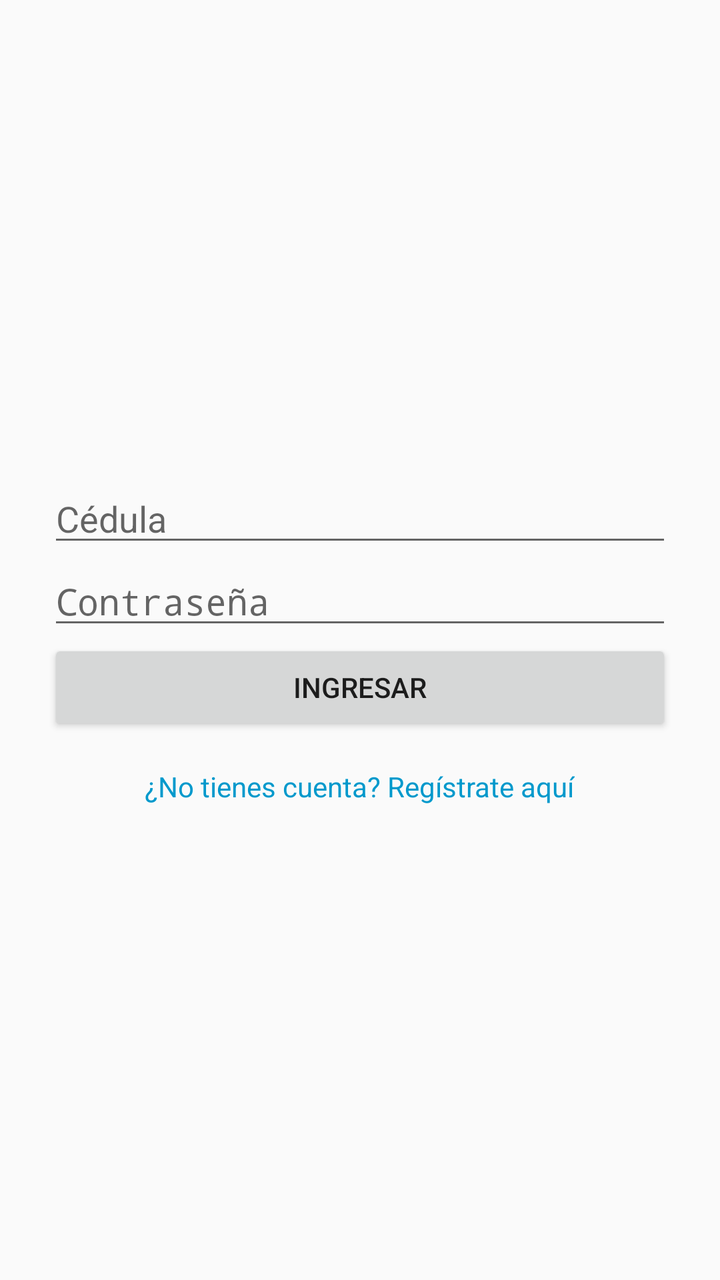
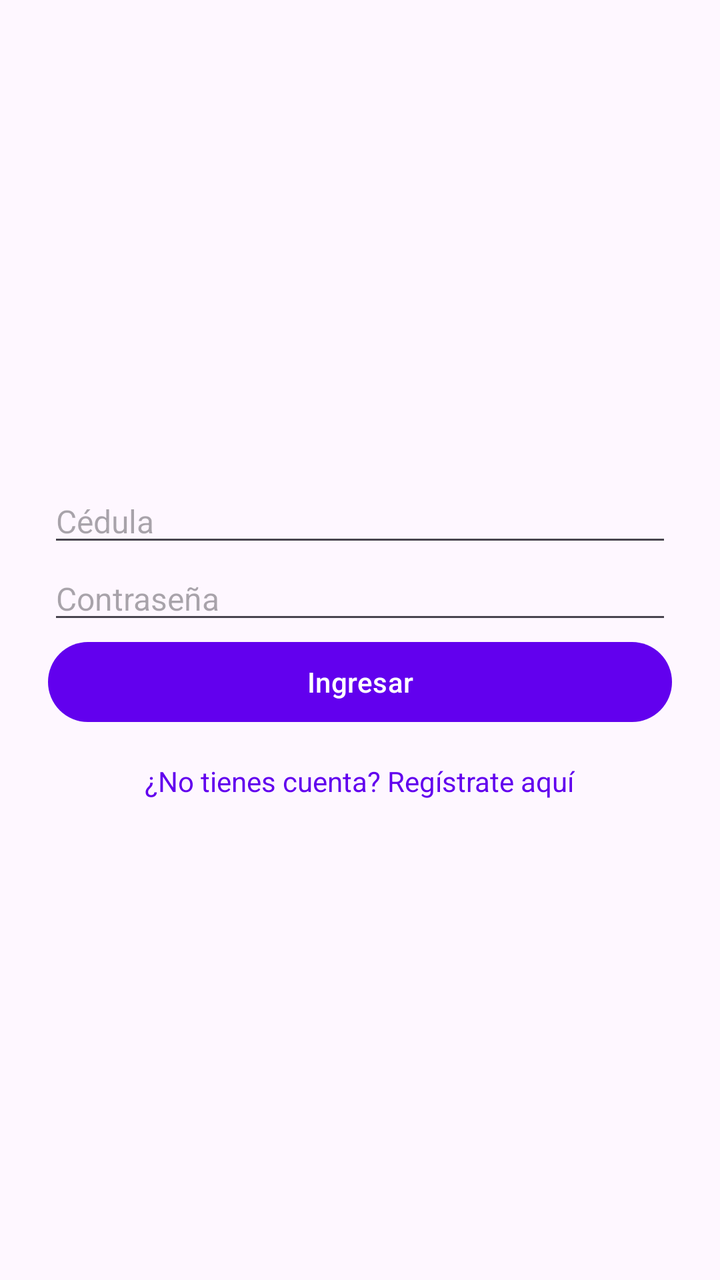

Compare the two renders of this Android layout. The source of the first and the diff that turns it into the second are given below.
<!-- AndroidManifest.xml: activity theme Theme.Quiz1 -->
<!-- res/layout/activity_login.xml -->
<LinearLayout xmlns:android="http://schemas.android.com/apk/res/android"
    android:padding="24dp"
    android:orientation="vertical"
    android:gravity="center"
    android:layout_width="match_parent"
    android:layout_height="match_parent">

    <EditText
        android:id="@+id/etCedula"
        android:layout_width="match_parent"
        android:layout_height="wrap_content"
        android:hint="Cédula" />

    <EditText
        android:id="@+id/etContrasena"
        android:layout_width="match_parent"
        android:layout_height="wrap_content"
        android:hint="Contraseña"
        android:inputType="textPassword" />

    <Button
        android:id="@+id/btnLogin"
        android:layout_width="match_parent"
        android:layout_height="wrap_content"
        android:text="Ingresar" />

    <TextView
        android:id="@+id/tvRegistro"
        android:text="¿No tienes cuenta? Regístrate aquí"
        android:textColor="@android:color/holo_blue_dark"
        android:layout_marginTop="16dp"
        android:layout_width="wrap_content"
        android:layout_height="wrap_content" />
</LinearLayout>
<!-- resources referenced by this layout -->
<resources>
  <style name="Theme.Quiz1" parent="Theme.AppCompat.Light.NoActionBar">
          <item name="colorPrimary">#D50000</item> 
          <item name="colorPrimaryDark">#B71C1C</item>
      </style>
</resources>

<!-- the commit's change to res/layout/activity_login.xml (unified diff, before → after) -->
@@ -9,26 +9,33 @@
         android:id="@+id/etCedula"
         android:layout_width="match_parent"
         android:layout_height="wrap_content"
-        android:hint="Cédula" />
+        android:hint="Cédula"
+        android:textSize="16sp"
+        android:nextFocusDown="@id/etContrasena" />
 
     <EditText
         android:id="@+id/etContrasena"
         android:layout_width="match_parent"
         android:layout_height="wrap_content"
         android:hint="Contraseña"
-        android:inputType="textPassword" />
+        android:inputType="textPassword"
+        android:textSize="16sp"
+        android:nextFocusDown="@id/btnLogin" />
 
     <Button
         android:id="@+id/btnLogin"
         android:layout_width="match_parent"
         android:layout_height="wrap_content"
-        android:text="Ingresar" />
+        android:text="Ingresar"
+        android:minHeight="48dp" />
 
     <TextView
         android:id="@+id/tvRegistro"
         android:text="¿No tienes cuenta? Regístrate aquí"
-        android:textColor="@android:color/holo_blue_dark"
+        android:textColor="?attr/colorPrimary"
+        android:contentDescription="Enlace para registrarse"
         android:layout_marginTop="16dp"
+        android:textSize="14sp"
         android:layout_width="wrap_content"
         android:layout_height="wrap_content" />
 </LinearLayout>
<!-- resource entries referenced after the edit -->
@@ -1,8 +1,13 @@
 <!-- resources referenced by this layout -->
 <resources>
-  <style name="Theme.Quiz1" parent="Theme.AppCompat.Light.NoActionBar">
-          <item name="colorPrimary">#D50000</item> 
-          <item name="colorPrimaryDark">#B71C1C</item>
+  <style name="Theme.Quiz1" parent="Theme.Material3.DayNight.NoActionBar">
+          
+          <item name="colorPrimary">@color/purple_500</item>
+          <item name="colorPrimaryDark">@color/purple_700</item>
+          <item name="colorOnPrimary">@color/white</item>
       </style>
+  <color name="purple_500">#FF6200EE</color>
+  <color name="purple_700">#FF3700B3</color>
+  <color name="white">#FFFFFFFF</color>
 </resources>
 
